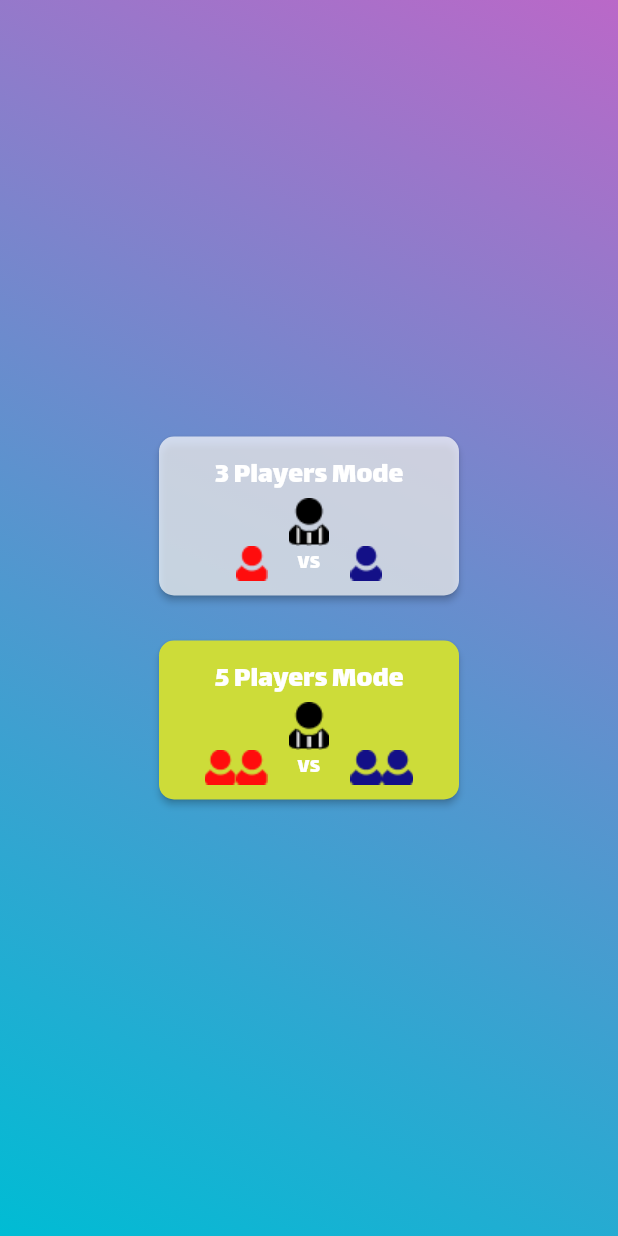
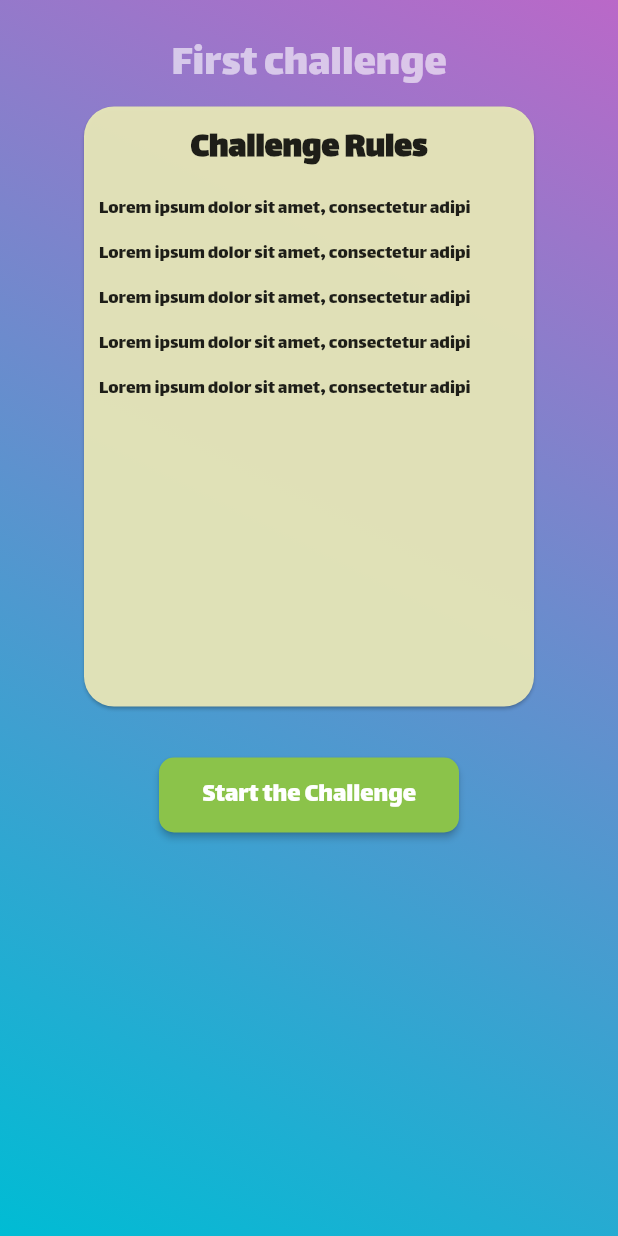
Before and after one commit to houssam-1553/tuto, a Flutter app: the screen it shows after launch, after a tap on "3 Players Mode", on a phone screen of 412 x 824 dp. Run offline on Flutter 3.47's test engine with Material 2 defaults, Android fonts, the phone set to English and light mode, and no system bars.

Commit message:
zedt page te3 rules bdel wch t7eb font , color , style ... w testi trah 3ndek

```diff
--- a/lib/main.dart
+++ b/lib/main.dart
@@ -22,7 +22,8 @@ class SplashScreen extends StatefulWidget {
   _SplashScreenState createState() => _SplashScreenState();
 }
 
-class _SplashScreenState extends State<SplashScreen> with SingleTickerProviderStateMixin {
+class _SplashScreenState extends State<SplashScreen>
+    with SingleTickerProviderStateMixin {
   bool isLogoBig = false;
   late AnimationController _controller;
   final Duration animationDuration = Duration(milliseconds: 500);
@@ -59,7 +60,7 @@ class _SplashScreenState extends State<SplashScreen> with SingleTickerProviderSt
         Navigator.push(
           context,
           MaterialPageRoute(
-            builder: (context) => NextPage(
+            builder: (context) => FirstPage(
               gradientColors: [
                 Colors.purple[300]!,
                 Colors.cyan,
@@ -97,8 +98,10 @@ class _SplashScreenState extends State<SplashScreen> with SingleTickerProviderSt
             onTap: toggleLogoSize,
             child: AnimatedContainer(
               duration: animationDuration,
-              width: isLogoBig ? 400 : 000, // Set the desired width of the logo
-              height: isLogoBig ? 400 : 000, // Set the desired height of the logo
+              width: isLogoBig ? 400 : 000,
+              // Set the desired width of the logo
+              height: isLogoBig ? 400 : 000,
+              // Set the desired height of the logo
               child: LogoWidget(),
             ),
           ),
@@ -118,15 +121,14 @@ class LogoWidget extends StatelessWidget {
   }
 }
 
-class NextPage extends StatelessWidget {
+class FirstPage extends StatelessWidget {
   final List<Color> gradientColors;
 
-  NextPage({required this.gradientColors});
+  FirstPage({required this.gradientColors});
 
   @override
   Widget build(BuildContext context) {
     return Scaffold(
-
       body: Container(
         decoration: BoxDecoration(
           gradient: LinearGradient(
@@ -142,45 +144,57 @@ class NextPage extends StatelessWidget {
             children: [
               ElevatedButton(
                 onPressed: () {
-                  // Implement button functionality
-                  // For example, you can navigate to another page or perform some action.
+                  //***** hna ghir ntesti fiha
+                  Navigator.push(
+                    context,
+                    MaterialPageRoute(
+                      builder: (context) => RulesPage(
+                        gradientColors: [
+                          Colors.purple[300]!,
+                          Colors.cyan,
+                        ],
+                      ),
+                    ),
+                  );
                 },
                 style: ElevatedButton.styleFrom(
-                  backgroundColor: Colors.white70, // Change the button color
-                  foregroundColor: Colors.white, // Change the text color
-                  maximumSize: Size (200,120),
+                  backgroundColor: Colors.white70,
+                  // Change the button color
+                  foregroundColor: Colors.white,
+                  // Change the text color
+                  maximumSize: Size(200, 120),
 
-                  padding: EdgeInsets.symmetric(horizontal: 20,vertical: 10), // Adjust button padding
-                  shape: RoundedRectangleBorder(borderRadius: BorderRadius.circular(10), // Round button corners
+                  padding: EdgeInsets.symmetric(horizontal: 20, vertical: 10),
+                  // Adjust button padding
+                  shape: RoundedRectangleBorder(
+                    borderRadius:
+                        BorderRadius.circular(10), // Round button corners
                   ),
                 ),
                 child: Column(
-
                   mainAxisSize: MainAxisSize.min,
-
                   mainAxisAlignment: MainAxisAlignment.center,
-
                   children: [
-                    Text('3 Players Mode',
-                      style: TextStyle( fontSize: 20),),
-                    Image.asset('assets/images/arbitre.png',),
-
+                    Text(
+                      '3 Players Mode',
+                      style: TextStyle(fontSize: 20),
+                    ),
+                    Image.asset(
+                      'assets/images/arbitre.png',
+                    ),
                     Center(
-
-
                       child: Row(
                         mainAxisSize: MainAxisSize.min,
-
                         children: [
                           Image.asset(
                             'assets/images/user1.png',
                           ),
                           SizedBox(
-                            width: 20, //<-- SEE HERE
+                            width: 20,
                           ),
                           Text('VS'),
                           SizedBox(
-                            width: 20, //<-- SEE HERE
+                            width: 20, //
                           ),
                           Image.asset(
                             'assets/images/user2.png',
@@ -188,64 +202,65 @@ class NextPage extends StatelessWidget {
                         ],
                       ),
                     ),
-
                   ],
                 ),
               ),
               SizedBox(height: 30),
               ElevatedButton(
                 onPressed: () {
-                  // Implement button functionality
-                  // For example, you can navigate to another page or perform some action.
+                  //****Zid hna navigator lel page ta3 team names
                 },
                 style: ElevatedButton.styleFrom(
-                  backgroundColor: Colors.lime, // Change the button color
-                  foregroundColor: Colors.white, // Change the text color
-                  maximumSize: Size (200,120),
+                  backgroundColor: Colors.lime,
+                  // Change the button color
+                  foregroundColor: Colors.white,
+                  // Change the text color
+                  maximumSize: Size(200, 120),
 
-                  padding: EdgeInsets.symmetric(horizontal: 20,vertical: 10), // Adjust button padding
-                  shape: RoundedRectangleBorder(borderRadius: BorderRadius.circular(10), // Round button corners
+                  padding: EdgeInsets.symmetric(horizontal: 20, vertical: 10),
+                  // Adjust button padding
+                  shape: RoundedRectangleBorder(
+                    borderRadius:
+                        BorderRadius.circular(10), // Round button corners
                   ),
                 ),
                 child: Column(
-
                   mainAxisSize: MainAxisSize.min,
-
                   mainAxisAlignment: MainAxisAlignment.center,
-
                   children: [
-                    Text('5 Players Mode',
-                      style: TextStyle( fontSize: 20),),
-                    Image.asset('assets/images/arbitre.png',),
-
+                    Text(
+                      '5 Players Mode',
+                      style: TextStyle(fontSize: 20),
+                    ),
+                    Image.asset(
+                      'assets/images/arbitre.png',
+                    ),
                     Center(
-
-
                       child: Row(
                         mainAxisSize: MainAxisSize.min,
-
                         children: [
                           Image.asset(
                             'assets/images/user1.png',
-                          ),Image.asset(
+                          ),
+                          Image.asset(
                             'assets/images/user1.png',
                           ),
-                          SizedBox(
+                          const SizedBox(
                             width: 20, //<-- SEE HERE
                           ),
                           Text('VS'),
-                          SizedBox(
+                          const SizedBox(
                             width: 20, //<-- SEE HERE
                           ),
                           Image.asset(
                             'assets/images/user2.png',
-                          ),Image.asset(
+                          ),
+                          Image.asset(
                             'assets/images/user2.png',
                           ),
                         ],
                       ),
                     ),
-
                   ],
                 ),
               ),
@@ -256,3 +271,129 @@ class NextPage extends StatelessWidget {
     );
   }
 }
+
+class RulesPage extends StatelessWidget {
+  final List<Color> gradientColors;
+
+  RulesPage({required this.gradientColors});
+
+  @override
+  Widget build(BuildContext context) {
+    return Scaffold(
+      body: Container(
+        padding: EdgeInsets.all(20),
+        decoration: BoxDecoration(
+          gradient: LinearGradient(
+            begin: Alignment.topRight,
+            end: Alignment.bottomLeft,
+            colors: gradientColors,
+          ),
+        ),
+        child: Center(
+          child: Column(
+            mainAxisAlignment: MainAxisAlignment.start,
+            crossAxisAlignment: CrossAxisAlignment.center,
+            children: [
+              Container(
+                child: Text(
+                  "First challenge",
+                  style: TextStyle(
+                    fontSize: 30,
+                    color: Colors.white60,
+                  ),
+                ),
+              ),
+              Card(
+                color: Color(0xF6E5E5B8),
+                shape: RoundedRectangleBorder(
+                  borderRadius: BorderRadius.circular(20),
+                ),
+                child: Container(
+                  width: 300,
+                  height: 400,
+                  padding: EdgeInsets.all(10),
+                  child: Column(
+                    crossAxisAlignment: CrossAxisAlignment.start,
+                    children: [
+                      Center(
+                        child: Text(
+                          'Challenge Rules',
+                          style: TextStyle(
+                            fontSize: 24,
+                            fontWeight: FontWeight.bold,
+                          ),
+                        ),
+                      ),
+                      SizedBox(height: 10),
+                      Text(
+                        'Lorem ipsum dolor sit amet, consectetur adipi',
+                        style: TextStyle(fontSize: 13),
+                      ),
+                      SizedBox(height: 10),
+                      Text(
+                        'Lorem ipsum dolor sit amet, consectetur adipi',
+                        style: TextStyle(fontSize: 13),
+                      ),
+                      SizedBox(height: 10),
+                      Text(
+                        'Lorem ipsum dolor sit amet, consectetur adipi',
+                        style: TextStyle(fontSize: 13),
+                      ),
+                      SizedBox(height: 10),
+                      Text(
+                        'Lorem ipsum dolor sit amet, consectetur adipi',
+                        style: TextStyle(fontSize: 13),
+                      ),
+                      SizedBox(height: 10),
+                      Text(
+                        'Lorem ipsum dolor sit amet, consectetur adipi',
+                        style: TextStyle(fontSize: 13),
+                      ),
+                    ],
+                  ),
+                ),
+              ),
+              SizedBox(height: 30),
+              ElevatedButton(
+                onPressed: () {
+                  Navigator.push(
+                    context,
+                    MaterialPageRoute(
+                      builder: (context) => FirstPage(
+                        gradientColors: [
+                          Colors.purple[300]!,
+                          Colors.cyan,
+                        ],
+                      ),
+                    ),
+                  );
+                },
+                style: ElevatedButton.styleFrom(
+                  backgroundColor: Colors.lightGreen,
+                  // Change the button color
+                  foregroundColor: Colors.white,
+                  // Change the text color
+                  maximumSize: Size(200, 50),
+
+                  padding: EdgeInsets.symmetric(horizontal: 20, vertical: 10),
+                  // Adjust button padding
+                  shape: RoundedRectangleBorder(
+                    borderRadius:
+                        BorderRadius.circular(10), // Round button corners
+                  ),
+                ),
+                child: Center(
+                  child: Text(
+                    'Start the Challenge',
+                    style: TextStyle(fontSize: 18),
+                    maxLines: 1,
+                  ),
+                ),
+              ),
+            ],
+          ),
+        ),
+      ),
+    );
+  }
+}
```
Also changed, not shown: 2 other files. Lines whose indentation alone changed are shown as unchanged.
